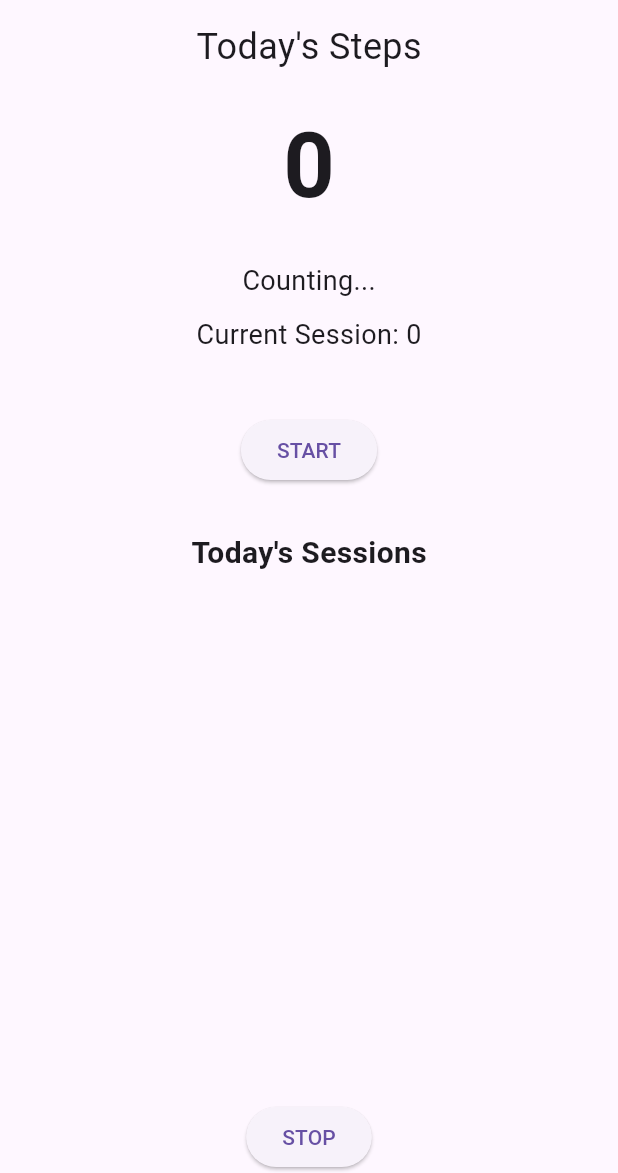
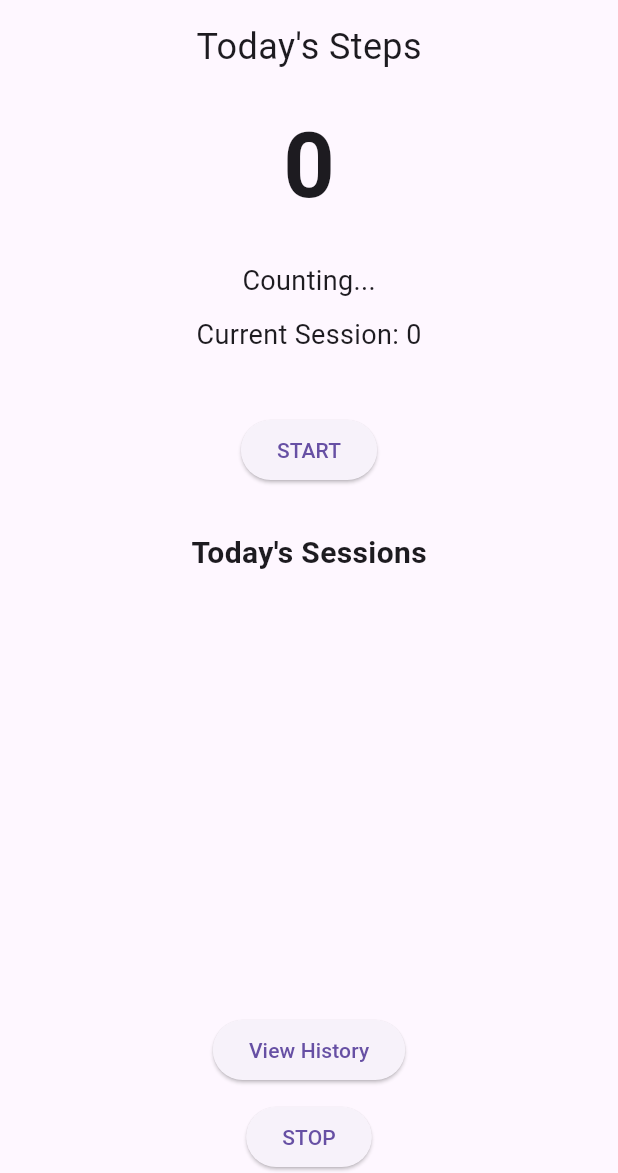
Before and after one commit to KomalSBabar/Health-Arc-App, a Flutter app: the screen it shows after launch, after a tap on "START", on a phone screen of 412 x 824 dp, the part 63-1236 px from its top. Run offline on Flutter 3.47's test engine with Material 3 defaults, Android fonts, the phone set to English and light mode, and no system bars; our stand-ins replace pedometer, permission_handler, shared_preferences.

Commit message:
Simple step counter with history is ready

```diff
--- a/lib/main.dart
+++ b/lib/main.dart
@@ -4,6 +4,7 @@ import 'package:flutter/material.dart';
 import 'package:pedometer/pedometer.dart';
 import 'package:permission_handler/permission_handler.dart';
 import 'package:shared_preferences/shared_preferences.dart';
+import 'history_screen.dart';
 
 void main() {
   runApp(const MyApp());
@@ -37,8 +38,9 @@ class _StepCounterScreenState extends State<StepCounterScreen> {
 
   DateTime? sessionStartTime;
   List<Map<String, dynamic>> todaySessions = [];
-
+  List<Map<String, dynamic>> history = [];
   bool isCounting = false;
+  String savedDate = "";
 
   @override
   void initState() {
@@ -53,6 +55,12 @@ class _StepCounterScreenState extends State<StepCounterScreen> {
     String sessionData =
         prefs.getString('todaySessions') ?? '[]';
 
+    String historyData =
+        prefs.getString('history') ?? '[]';
+
+    savedDate = prefs.getString('savedDate') ?? '';
+    // savedDate = "2026-09-30";
+
     setState(() {
 
       todaySteps =
@@ -66,7 +74,22 @@ class _StepCounterScreenState extends State<StepCounterScreen> {
             jsonDecode(sessionData),
           );
 
+      history =
+        List<Map<String, dynamic>>.from(
+          jsonDecode(historyData),
+        );
+
     });
+
+    if (savedDate.isEmpty) {
+
+      savedDate = getTodayDate();
+
+      await saveSteps();
+
+    }
+
+    await checkForNewDay();
 
   }
 
@@ -75,6 +98,8 @@ class _StepCounterScreenState extends State<StepCounterScreen> {
 
     await prefs.setInt('todaySteps', todaySteps);
     await prefs.setBool('isCounting', isCounting);
+    await prefs.setString('savedDate', savedDate);
+    await prefs.setString('history', jsonEncode(history),);
 
     await prefs.setString(
       'todaySessions',
@@ -201,6 +226,7 @@ class _StepCounterScreenState extends State<StepCounterScreen> {
               ),
             ),
 
+
             const SizedBox(height: 40),
 
             ElevatedButton(
@@ -239,6 +265,27 @@ class _StepCounterScreenState extends State<StepCounterScreen> {
               ),
             ),
 
+            ElevatedButton(
+              onPressed: () {
+
+                Navigator.push(
+                  context,
+
+                  MaterialPageRoute(
+                    builder: (context) =>
+                        HistoryScreen(
+                      history: history,
+                    ),
+                  ),
+                );
+
+              },
+
+              child: const Text(
+                "View History",
+              ),
+            ),
+
 
 
             const SizedBox(height: 10),
@@ -252,4 +299,36 @@ class _StepCounterScreenState extends State<StepCounterScreen> {
       ),
     );
   }
+
+
+  // helper method
+
+  String getTodayDate() {
+   final now = DateTime.now();
+    return  "${now.year}-${now.month}-${now.day}";
+  }
+
+  Future<void> checkForNewDay() async {
+
+    String today = getTodayDate();
+
+    if (savedDate.isNotEmpty &&
+        savedDate != today) {
+
+      history.add({
+        "date": savedDate,
+        "totalSteps": todaySteps,
+        "sessions": todaySessions,
+      });
+
+      todaySteps = 0;
+
+      todaySessions = [];
+
+      savedDate = today;
+
+      await saveSteps();
+    }
+  }
+
 }
```
Also changed, not shown: lib/history_screen.dart (added, +80 -0 lines).
